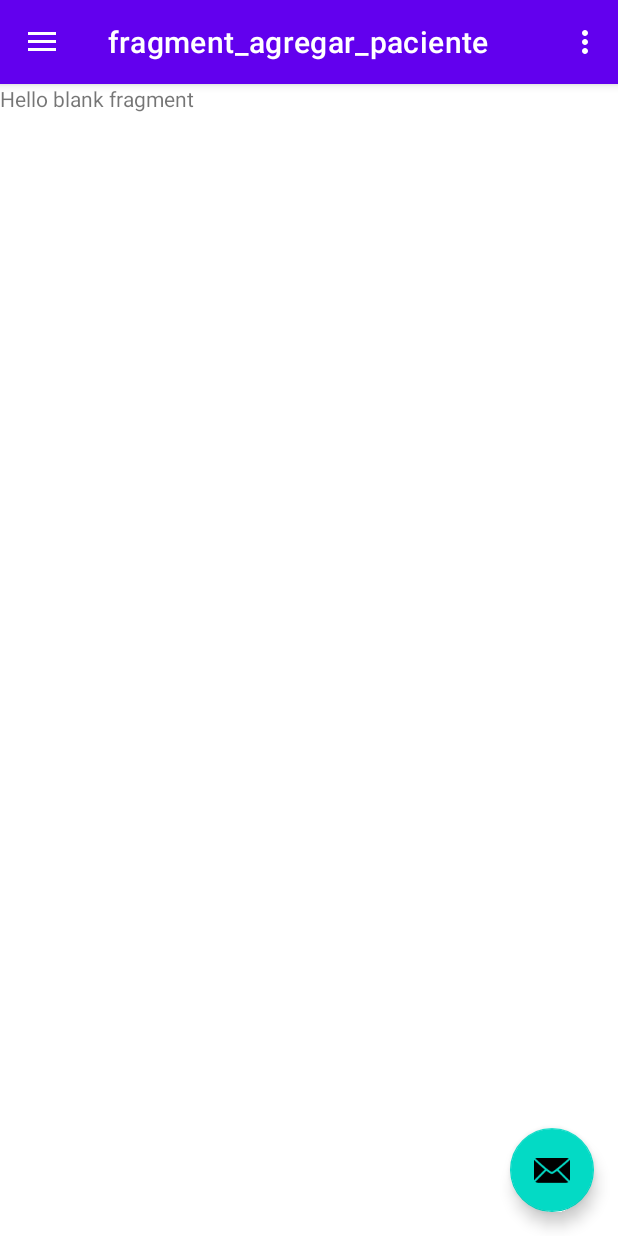
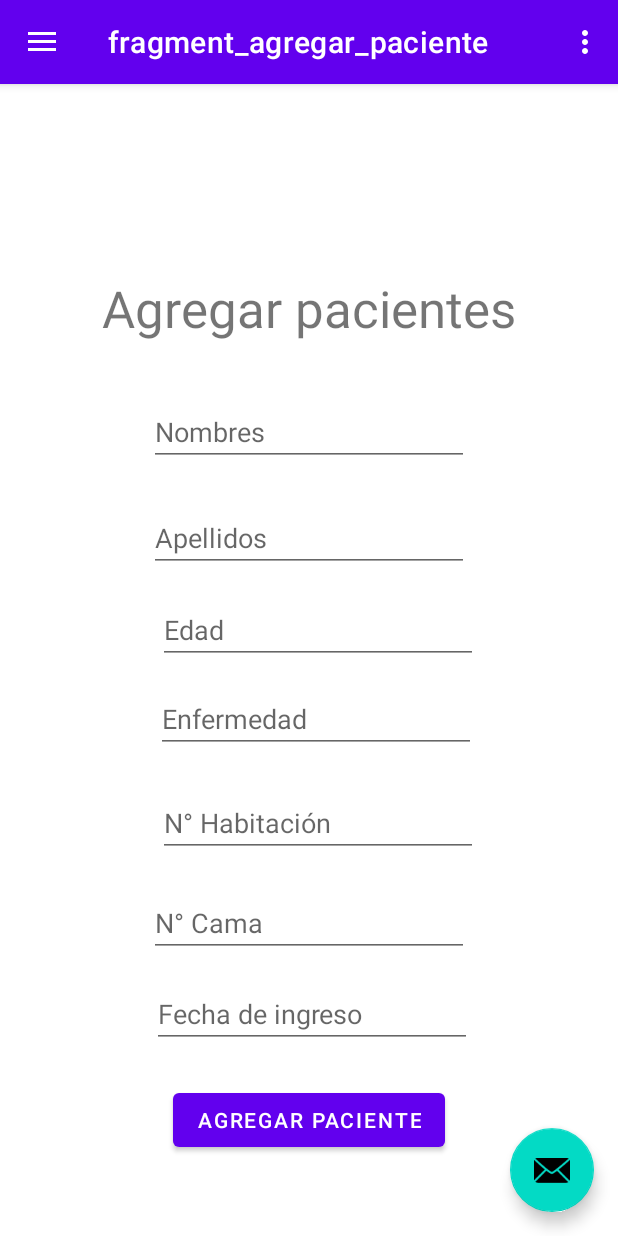
Before and after one commit to Aaron23010705/proyecto_formativo_aaron, an Android app: the agregarPaciente screen opened through its navigation route, on a phone screen of 412 x 824 dp. Run offline under Robolectric (Android 15) with nearby library versions, the phone set to English and light mode, and no system bars; our stand-ins replace navigation-ui; 1 statement that could not run was skipped.

Commit message:
Se agrega pacientes y se agregaron validaciones a login, registro y ingreso de pacientes

```diff
--- a/app/src/main/java/Modelo/ClaseConexion.kt
+++ b/app/src/main/java/Modelo/ClaseConexion.kt
@@ -5,7 +5,7 @@ import java.sql.DriverManager
 class ClaseConexion {
     fun cadenaConexion(): Connection?{
         try {
-            val ip ="jdbc:oracle:thin:@192.168.1.13:1521:xe"
+            val ip ="jdbc:oracle:thin:@192.168.82.156:1521:xe"
             val usuario = "AARON_DEVELOPER"
             val contrasena = "20230406"
 
--- /dev/null
+++ b/app/src/main/java/Modelo/tbPacientes.kt
@@ -0,0 +1,5 @@
+package Modelo
+
+data class tbPacientes(
+    val uuid: String;
+)
--- a/app/src/main/java/RecyclerViewModel/ViewHolder.kt
+++ b/app/src/main/java/RecyclerViewModel/ViewHolder.kt
@@ -6,6 +6,6 @@ import android.widget.TextView
 import androidx.recyclerview.widget.RecyclerView
 
 
-//class ViewHolder(view: View) : RecyclerView.ViewHolder(view) {
-  //  val textView: TextView = view.findViewById(R.id.txtMascotaCard)
-//}
+class ViewHolder(view: View) : RecyclerView.ViewHolder(view) {
+    val txtPacientesCard = view.findViewById<TextView>(R.id.txtPacientesCard)
+}
--- a/app/src/main/res/layout/activity_item_card.xml
+++ b/app/src/main/res/layout/activity_item_card.xml
@@ -19,7 +19,7 @@
         android:layout_height="match_parent">
 
         <TextView
-            android:id="@+id/txtMascotaCard"
+            android:id="@+id/txtPacientesCard"
             android:layout_width="wrap_content"
             android:layout_height="wrap_content"
             android:layout_weight="1"
--- a/app/src/main/res/layout/fragment_agregar_paciente.xml
+++ b/app/src/main/res/layout/fragment_agregar_paciente.xml
@@ -1,14 +1,114 @@
 <?xml version="1.0" encoding="utf-8"?>
-<FrameLayout xmlns:android="http://schemas.android.com/apk/res/android"
+<androidx.constraintlayout.widget.ConstraintLayout xmlns:android="http://schemas.android.com/apk/res/android"
+    xmlns:app="http://schemas.android.com/apk/res-auto"
     xmlns:tools="http://schemas.android.com/tools"
+    android:id="@+id/frameLayout"
     android:layout_width="match_parent"
     android:layout_height="match_parent"
     tools:context=".agregarPaciente">
 
-    <!-- TODO: Update blank fragment layout -->
     <TextView
-        android:layout_width="match_parent"
-        android:layout_height="match_parent"
-        android:text="@string/hello_blank_fragment" />
+        android:id="@+id/txtTituloAgregar"
+        android:layout_width="wrap_content"
+        android:layout_height="wrap_content"
+        android:layout_marginBottom="37dp"
+        android:text="Agregar pacientes"
+        android:textSize="34sp"
+        app:layout_constraintBottom_toTopOf="@+id/txtNombres"
+        app:layout_constraintEnd_toEndOf="parent"
+        app:layout_constraintStart_toStartOf="parent" />
 
-</FrameLayout>
+    <EditText
+        android:id="@+id/txtNombres"
+        android:layout_width="wrap_content"
+        android:layout_height="wrap_content"
+        android:layout_marginBottom="25dp"
+        android:ems="10"
+        android:hint="Nombres"
+        android:inputType="text"
+        app:layout_constraintBottom_toTopOf="@+id/txtApellidos"
+        app:layout_constraintStart_toStartOf="@+id/txtApellidos" />
+
+    <EditText
+        android:id="@+id/txtApellidos"
+        android:layout_width="wrap_content"
+        android:layout_height="wrap_content"
+        android:layout_marginEnd="6dp"
+        android:layout_marginBottom="16dp"
+        android:ems="10"
+        android:hint="Apellidos"
+        android:inputType="text"
+        app:layout_constraintBottom_toTopOf="@+id/txtEdad"
+        app:layout_constraintEnd_toEndOf="@+id/txtEdad" />
+
+    <EditText
+        android:id="@+id/txtEnfermedad"
+        android:layout_width="wrap_content"
+        android:layout_height="wrap_content"
+        android:layout_marginEnd="1dp"
+        android:layout_marginBottom="24dp"
+        android:ems="10"
+        android:hint="Enfermedad"
+        android:inputType="text"
+        app:layout_constraintBottom_toTopOf="@+id/txtNhabitacion"
+        app:layout_constraintEnd_toEndOf="@+id/txtNhabitacion" />
+
+    <Button
+        android:id="@+id/btnAgregarPaciente"
+        android:layout_width="wrap_content"
+        android:layout_height="wrap_content"
+        android:layout_marginBottom="53dp"
+        android:text="Agregar Paciente"
+        app:layout_constraintBottom_toBottomOf="parent"
+        app:layout_constraintEnd_toEndOf="parent"
+        app:layout_constraintStart_toStartOf="parent" />
+
+    <EditText
+        android:id="@+id/txtEdad"
+        android:layout_width="wrap_content"
+        android:layout_height="wrap_content"
+        android:layout_marginStart="1dp"
+        android:layout_marginBottom="14dp"
+        android:ems="10"
+        android:hint="Edad"
+        android:inputType="number"
+        app:layout_constraintBottom_toTopOf="@+id/txtEnfermedad"
+        app:layout_constraintStart_toStartOf="@+id/txtEnfermedad" />
+
+    <EditText
+        android:id="@+id/txtNhabitacion"
+        android:layout_width="wrap_content"
+        android:layout_height="wrap_content"
+        android:layout_marginStart="6dp"
+        android:layout_marginBottom="21dp"
+        android:ems="10"
+        android:hint="N° Habitación"
+        android:inputType="number"
+        app:layout_constraintBottom_toTopOf="@+id/txtNCama"
+        app:layout_constraintStart_toStartOf="@+id/txtNCama" />
+
+    <EditText
+        android:id="@+id/txtNCama"
+        android:layout_width="wrap_content"
+        android:layout_height="wrap_content"
+        android:layout_marginBottom="15dp"
+        android:ems="10"
+        android:hint="N° Cama"
+        android:inputType="number"
+        app:layout_constraintBottom_toTopOf="@+id/txtFechaIngreso"
+        app:layout_constraintEnd_toEndOf="parent"
+        app:layout_constraintStart_toStartOf="parent" />
+
+    <EditText
+        android:id="@+id/txtFechaIngreso"
+        android:layout_width="wrap_content"
+        android:layout_height="wrap_content"
+        android:layout_marginStart="2dp"
+        android:layout_marginBottom="24dp"
+        android:ems="10"
+        android:hint="Fecha de ingreso"
+        android:inputType="text"
+        app:layout_constraintBottom_toTopOf="@+id/btnAgregarPaciente"
+        app:layout_constraintStart_toStartOf="@+id/txtNCama" />
+
+</androidx.constraintlayout.widget.ConstraintLayout>
--- a/app/src/main/res/navigation/mobile_navigation.xml
+++ b/app/src/main/res/navigation/mobile_navigation.xml
@@ -19,4 +19,9 @@
         android:name="Aaron.Garcia.proyecto_formativo_aaron_2b.agregarPaciente"
         android:label="fragment_agregar_paciente"
         tools:layout="@layout/fragment_agregar_paciente" />
+    <fragment
+        android:id="@+id/agregarMedicamento"
+        android:name="Aaron.Garcia.proyecto_formativo_aaron_2b.agregarMedicamento"
+        android:label="fragment_agregar_medicamento"
+        tools:layout="@layout/fragment_agregar_medicamento" />
 </navigation>
```
Also changed, not shown: app/src/main/java/Aaron/Garcia/proyecto_formativo_aaron_2b/Login.kt (+35 -2 lines), app/src/main/java/Aaron/Garcia/proyecto_formativo_aaron_2b/Registro_usuario.kt (+35 -1 lines), app/src/main/java/Aaron/Garcia/proyecto_formativo_aaron_2b/agregarMedicamento.kt (added, +104 -0 lines), app/src/main/java/Aaron/Garcia/proyecto_formativo_aaron_2b/agregarPaciente.kt (+128 -1 lines), app/src/main/res/layout/fragment_agregar_medicamento.xml (added, +41 -0 lines), app/src/main/res/layout/fragment_ver_pacientes.xml (+9 -8 lines).
